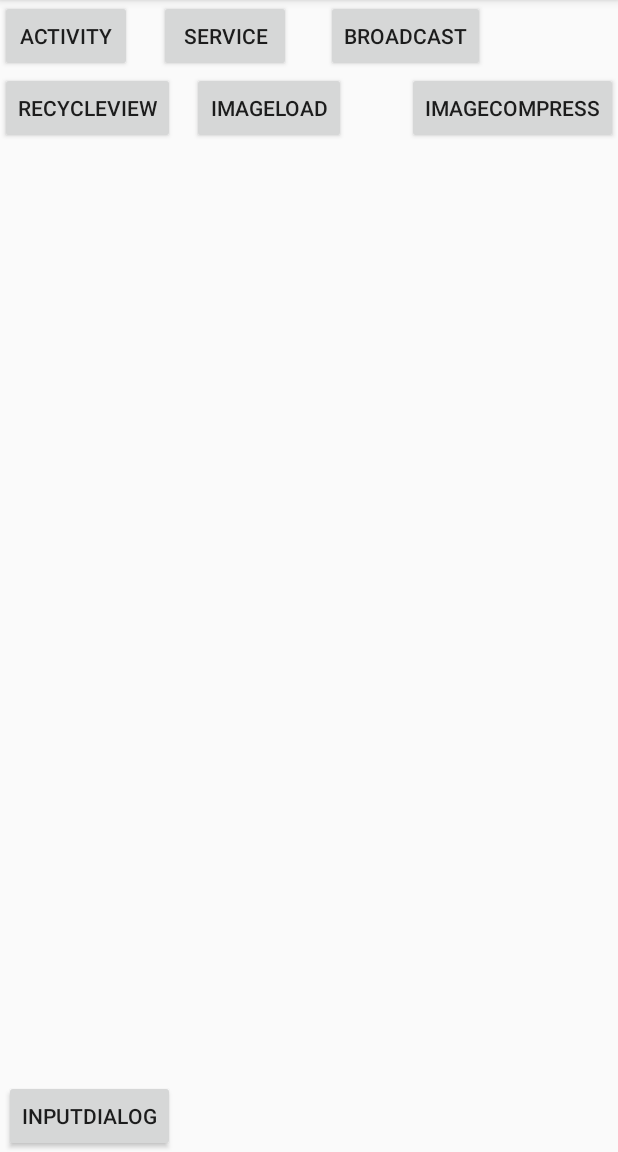
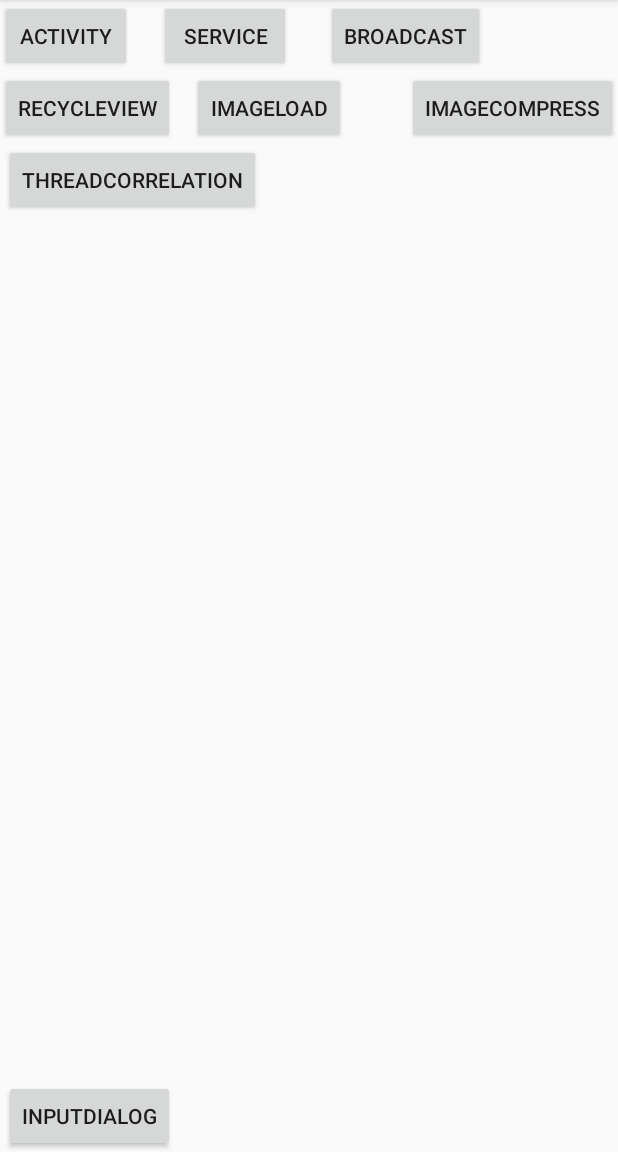
Before and after one commit to gx0609m/AndroidDemo, an Android app: the screen it shows after launch (MainActivity), on a phone screen of 412 x 824 dp, the part 84-1236 px from its top. Run offline under Robolectric (Android 15) with nearby library versions, the phone set to English and light mode, and no system bars; libraries missing offline, so code that uses them is left out: com.facebook.drawee; 1 statement that could not run was skipped.

Commit message:
thread and threadpool

```diff
--- a/app/src/main/java/com/example/administrator/androiddemo/MainActivity.java
+++ b/app/src/main/java/com/example/administrator/androiddemo/MainActivity.java
@@ -17,6 +17,7 @@ import com.example.administrator.androiddemo.imagecompress.ImageCompressLearning
 import com.example.administrator.androiddemo.imageload.ImageLoadLearningActivity;
 import com.example.administrator.androiddemo.recycleview.RecycleViewLearningActivity;
 import com.example.administrator.androiddemo.service.ServiceLearningActivity;
+import com.example.administrator.androiddemo.thread.ThreadCorrelationLearningActivity;
 
 public class MainActivity extends AppCompatActivity implements View.OnClickListener {
 
@@ -27,6 +28,7 @@ public class MainActivity extends AppCompatActivity implements View.OnClickListe
     private Button inputDialog;
     private Button imageload;
     private Button imageCompress;
+    private Button threadCorrelation;
 
     @Override
     protected void onCreate(Bundle savedInstanceState) {
@@ -65,6 +67,10 @@ public class MainActivity extends AppCompatActivity implements View.OnClickListe
                 break;
             case R.id.imageCompress:
                 intent = new Intent(MainActivity.this, ImageCompressLearningActivity.class);
+                startActivity(intent);
+                break;
+            case R.id.threadCorrelation:
+                intent = new Intent(MainActivity.this, ThreadCorrelationLearningActivity.class);
                 startActivity(intent);
                 break;
         }
@@ -120,5 +126,8 @@ public class MainActivity extends AppCompatActivity implements View.OnClickListe
 
         imageCompress = (Button) findViewById(R.id.imageCompress);
         imageCompress.setOnClickListener(this);
+
+        threadCorrelation = (Button) findViewById(R.id.threadCorrelation);
+        threadCorrelation.setOnClickListener(this);
     }
 }
--- a/app/src/main/res/layout/activity_main.xml
+++ b/app/src/main/res/layout/activity_main.xml
@@ -75,4 +75,13 @@
         android:layout_alignParentRight="true"
         android:layout_alignParentEnd="true" />
 
+    <Button
+        android:id="@+id/threadCorrelation"
+        android:layout_width="wrap_content"
+        android:layout_height="wrap_content"
+        android:text="ThreadCorrelation"
+        android:layout_below="@+id/recycleview"
+        android:layout_alignLeft="@+id/inputDialog"
+        android:layout_alignStart="@+id/inputDialog" />
+
 </RelativeLayout>
--- /dev/null
+++ b/app/src/main/res/layout/activity_thread_learning.xml
@@ -0,0 +1,6 @@
+<?xml version="1.0" encoding="utf-8"?>
+<LinearLayout xmlns:android="http://schemas.android.com/apk/res/android"
+    android:layout_width="match_parent"
+    android:layout_height="match_parent">
+
+</LinearLayout>
--- /dev/null
+++ b/app/src/main/res/layout/activity_thread_pool_learning.xml
@@ -0,0 +1,6 @@
+<?xml version="1.0" encoding="utf-8"?>
+<LinearLayout xmlns:android="http://schemas.android.com/apk/res/android"
+    android:layout_width="match_parent"
+    android:layout_height="match_parent">
+
+</LinearLayout>
```
Also changed, not shown: app/src/main/AndroidManifest.xml (+10 -5 lines), app/src/main/java/com/example/administrator/androiddemo/thread/ThreadCorrelationLearningActivity.java (added, +53 -0 lines), app/src/main/java/com/example/administrator/androiddemo/thread/thread/ThreadLearningActivity.java (added, +20 -0 lines), app/src/main/java/com/example/administrator/androiddemo/thread/threadpool/ThreadPoolLearningActivity.java (added, +20 -0 lines), app/src/main/res/layout/activity_thread_correlation_learning.xml (added, +20 -0 lines), 3 other files.
